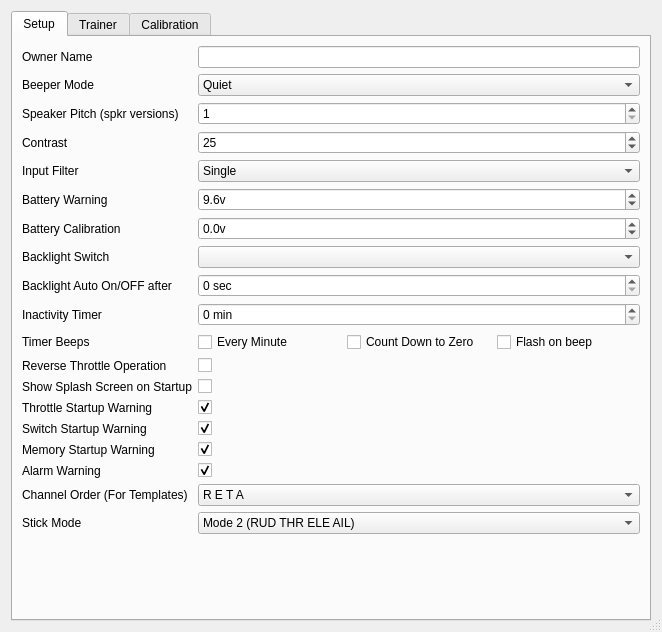
The window that src/generaledit.ui (xhorizont/eepe) describes before a commit, drawn with Qt 5.
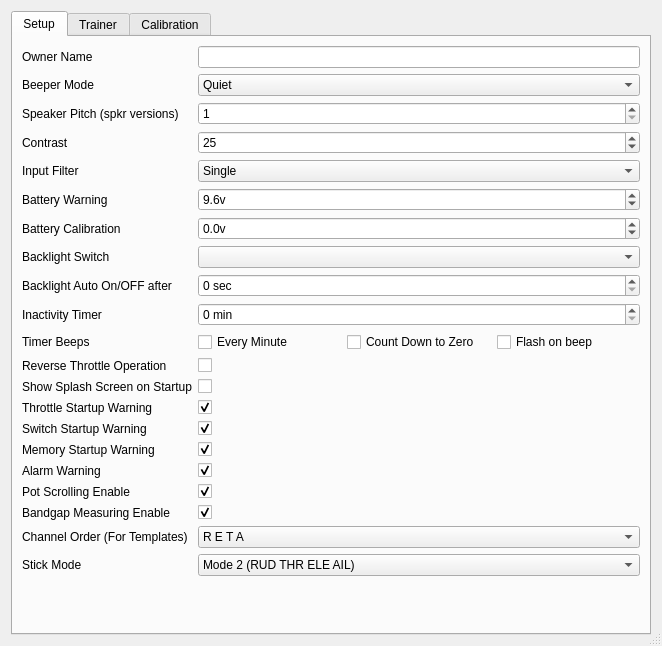
The same window after the commit. The open tabs and pages were chosen to show the change. Icons and pictures are not drawn.

What changed in the file:
```diff
--- a/src/generaledit.ui
+++ b/src/generaledit.ui
@@ -7,7 +7,7 @@
     <x>0</x>
     <y>0</y>
     <width>662</width>
-    <height>632</height>
+    <height>646</height>
    </rect>
   </property>
   <property name="windowTitle">
@@ -450,14 +450,14 @@
          </property>
         </widget>
        </item>
-       <item row="19" column="0">
+       <item row="21" column="0">
         <widget class="QLabel" name="label_13">
          <property name="text">
           <string>Channel Order (For Templates)</string>
          </property>
         </widget>
        </item>
-       <item row="19" column="2">
+       <item row="21" column="2">
         <widget class="QComboBox" name="channelorderCB">
          <property name="toolTip">
           <string/>
@@ -595,14 +595,14 @@
          </item>
         </widget>
        </item>
-       <item row="20" column="0">
+       <item row="22" column="0">
         <widget class="QLabel" name="label_14">
          <property name="text">
           <string>Stick Mode</string>
          </property>
         </widget>
        </item>
-       <item row="20" column="2">
+       <item row="22" column="2">
         <widget class="QComboBox" name="stickmodeCB">
          <property name="toolTip">
           <string/>
@@ -656,7 +656,7 @@
          </item>
         </widget>
        </item>
-       <item row="21" column="2">
+       <item row="23" column="2">
         <spacer name="verticalSpacer_2">
          <property name="orientation">
           <enum>Qt::Vertical</enum>
@@ -797,6 +797,66 @@
          </property>
         </widget>
        </item>
+       <item row="19" column="0">
+        <widget class="QLabel" name="label_30">
+         <property name="text">
+          <string>Pot Scrolling Enable</string>
+         </property>
+        </widget>
+       </item>
+       <item row="20" column="0">
+        <widget class="QLabel" name="label_35">
+         <property name="text">
+          <string>Bandgap Measuring Enable</string>
+         </property>
+        </widget>
+       </item>
+       <item row="19" column="2">
+        <widget class="QCheckBox" name="PotScrollEnableChkB">
+         <property name="whatsThis">
+          <string>&lt;!DOCTYPE HTML PUBLIC &quot;-//W3C//DTD HTML 4.0//EN&quot; &quot;http://www.w3.org/TR/REC-html40/strict.dtd&quot;&gt;
+&lt;html&gt;&lt;head&gt;&lt;meta name=&quot;qrichtext&quot; content=&quot;1&quot; /&gt;&lt;style type=&quot;text/css&quot;&gt;
+p, li { white-space: pre-wrap; }
+&lt;/style&gt;&lt;/head&gt;&lt;body style=&quot; font-family:'MS Shell Dlg 2'; font-size:8.25pt; font-weight:400; font-style:normal;&quot;&gt;
+&lt;p style=&quot; margin-top:0px; margin-bottom:0px; margin-left:0px; margin-right:0px; -qt-block-indent:0; text-indent:0px;&quot;&gt;&lt;span style=&quot; text-decoration: underline;&quot;&gt;Warnings&lt;/span&gt;&lt;/p&gt;
+&lt;p style=&quot;-qt-paragraph-type:empty; margin-top:0px; margin-bottom:0px; margin-left:0px; margin-right:0px; -qt-block-indent:0; text-indent:0px;&quot;&gt;&lt;/p&gt;
+&lt;p style=&quot; margin-top:0px; margin-bottom:0px; margin-left:0px; margin-right:0px; -qt-block-indent:0; text-indent:0px;&quot;&gt;These will define startup warnings.&lt;/p&gt;
+&lt;p style=&quot; margin-top:0px; margin-bottom:0px; margin-left:0px; margin-right:0px; -qt-block-indent:0; text-indent:0px;&quot;&gt;Throttle warning - will alert if the throttle is not at idle during startup&lt;/p&gt;
+&lt;p style=&quot; margin-top:0px; margin-bottom:0px; margin-left:0px; margin-right:0px; -qt-block-indent:0; text-indent:0px;&quot;&gt;Switch warning - will alert if switches are not in their defaul position&lt;/p&gt;
+&lt;p style=&quot; margin-top:0px; margin-bottom:0px; margin-left:0px; margin-right:0px; -qt-block-indent:0; text-indent:0px;&quot;&gt;Memory warning - will alert if there's not a lot of memory left&lt;/p&gt;
+&lt;p style=&quot; margin-top:0px; margin-bottom:0px; margin-left:0px; margin-right:0px; -qt-block-indent:0; text-indent:0px;&quot;&gt;Silent mode warning - will alert you if the beeper is set to quiet (0)&lt;/p&gt;&lt;/body&gt;&lt;/html&gt;</string>
+         </property>
+         <property name="text">
+          <string/>
+         </property>
+         <property name="checked">
+          <bool>true</bool>
+         </property>
+        </widget>
+       </item>
+       <item row="20" column="2">
+        <widget class="QCheckBox" name="BandGapEnableChkB">
+         <property name="whatsThis">
+          <string>&lt;!DOCTYPE HTML PUBLIC &quot;-//W3C//DTD HTML 4.0//EN&quot; &quot;http://www.w3.org/TR/REC-html40/strict.dtd&quot;&gt;
+&lt;html&gt;&lt;head&gt;&lt;meta name=&quot;qrichtext&quot; content=&quot;1&quot; /&gt;&lt;style type=&quot;text/css&quot;&gt;
+p, li { white-space: pre-wrap; }
+&lt;/style&gt;&lt;/head&gt;&lt;body style=&quot; font-family:'MS Shell Dlg 2'; font-size:8.25pt; font-weight:400; font-style:normal;&quot;&gt;
+&lt;p style=&quot; margin-top:0px; margin-bottom:0px; margin-left:0px; margin-right:0px; -qt-block-indent:0; text-indent:0px;&quot;&gt;&lt;span style=&quot; text-decoration: underline;&quot;&gt;Warnings&lt;/span&gt;&lt;/p&gt;
+&lt;p style=&quot;-qt-paragraph-type:empty; margin-top:0px; margin-bottom:0px; margin-left:0px; margin-right:0px; -qt-block-indent:0; text-indent:0px;&quot;&gt;&lt;/p&gt;
+&lt;p style=&quot; margin-top:0px; margin-bottom:0px; margin-left:0px; margin-right:0px; -qt-block-indent:0; text-indent:0px;&quot;&gt;These will define startup warnings.&lt;/p&gt;
+&lt;p style=&quot; margin-top:0px; margin-bottom:0px; margin-left:0px; margin-right:0px; -qt-block-indent:0; text-indent:0px;&quot;&gt;Throttle warning - will alert if the throttle is not at idle during startup&lt;/p&gt;
+&lt;p style=&quot; margin-top:0px; margin-bottom:0px; margin-left:0px; margin-right:0px; -qt-block-indent:0; text-indent:0px;&quot;&gt;Switch warning - will alert if switches are not in their defaul position&lt;/p&gt;
+&lt;p style=&quot; margin-top:0px; margin-bottom:0px; margin-left:0px; margin-right:0px; -qt-block-indent:0; text-indent:0px;&quot;&gt;Memory warning - will alert if there's not a lot of memory left&lt;/p&gt;
+&lt;p style=&quot; margin-top:0px; margin-bottom:0px; margin-left:0px; margin-right:0px; -qt-block-indent:0; text-indent:0px;&quot;&gt;Silent mode warning - will alert you if the beeper is set to quiet (0)&lt;/p&gt;&lt;/body&gt;&lt;/html&gt;</string>
+         </property>
+         <property name="text">
+          <string/>
+         </property>
+         <property name="checked">
+          <bool>true</bool>
+         </property>
+        </widget>
+       </item>
       </layout>
      </widget>
      <widget class="QWidget" name="tab">
```
Left out of the diff: 2 changed lines with no effect on the pictures.
